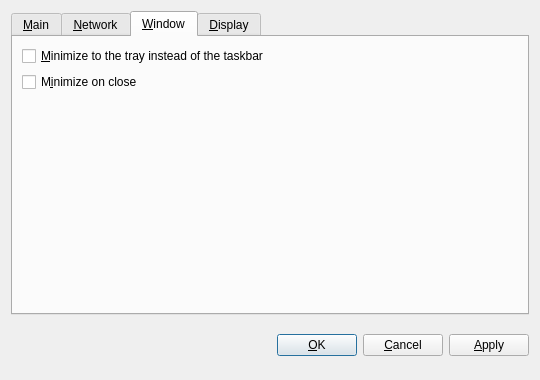
The window that src/qt/forms/optionsdialog.ui (GOSTSec/gostcoin) describes before a commit, drawn with Qt 5.
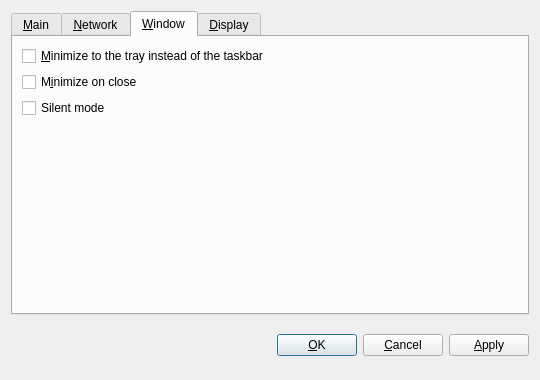
The same window after the commit. The open tabs and pages were chosen to show the change. Custom widgets are drawn as their Qt base class.

Commit message: fixed silent mode

```diff
--- a/src/qt/forms/optionsdialog.ui
+++ b/src/qt/forms/optionsdialog.ui
@@ -285,6 +285,16 @@
          </property>
         </widget>
        </item>
+       <item>
+        <widget class="QCheckBox" name="silentMode">
+         <property name="toolTip">
+          <string>Suppress notifications and tray animations</string>
+         </property>
+         <property name="text">
+          <string>Silent mode</string>
+         </property>
+        </widget>
+       </item>
        <item>
         <spacer name="verticalSpacer_Window">
          <property name="orientation">
```
Left out of the diff: 2 changed lines with no effect on the pictures. The commit also changes 1 other file.
